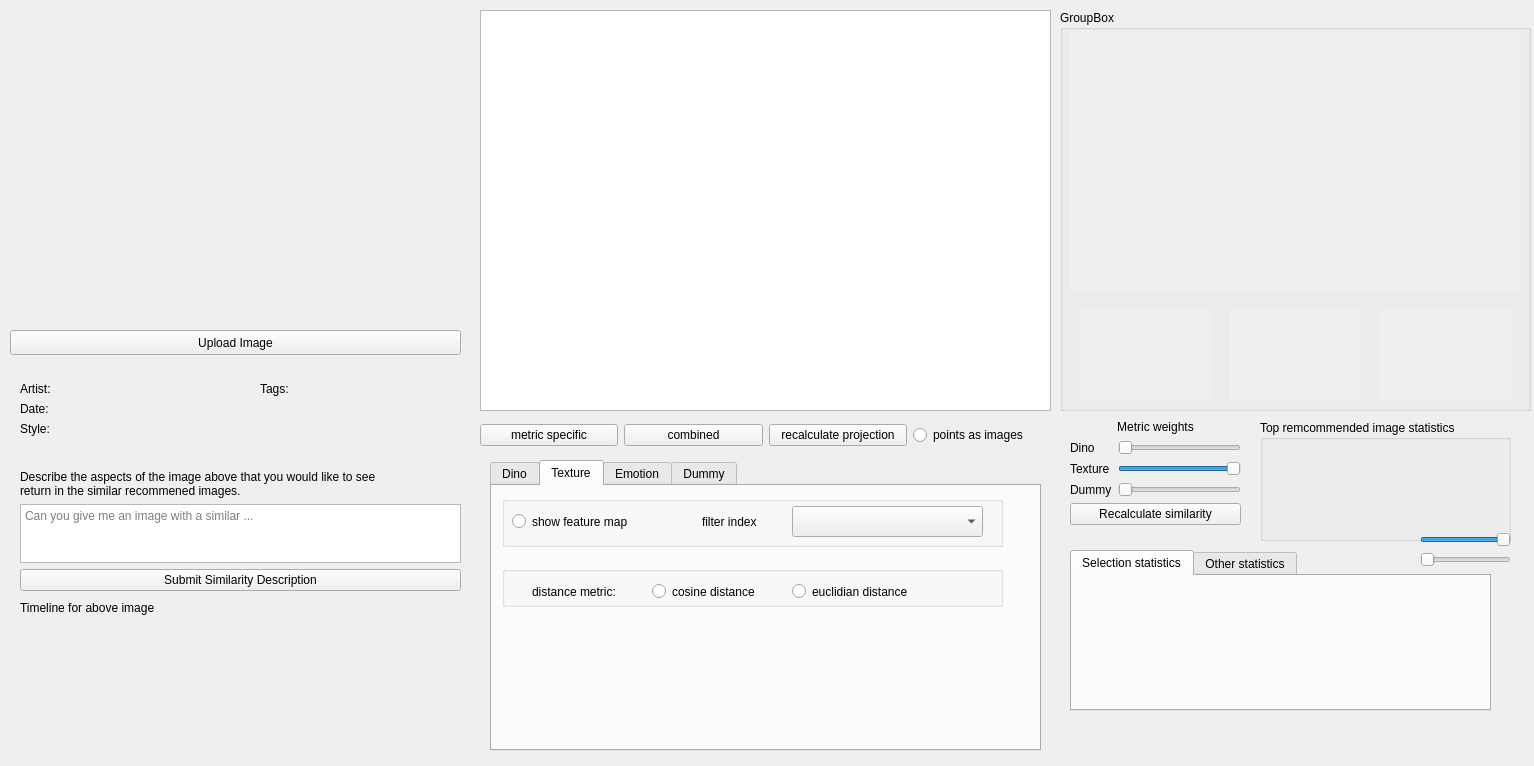
Qt form deepsim_analyzer/ds_dashboard/form.ui (jonathan-gerb/deepsim-analyzer) before a commit.
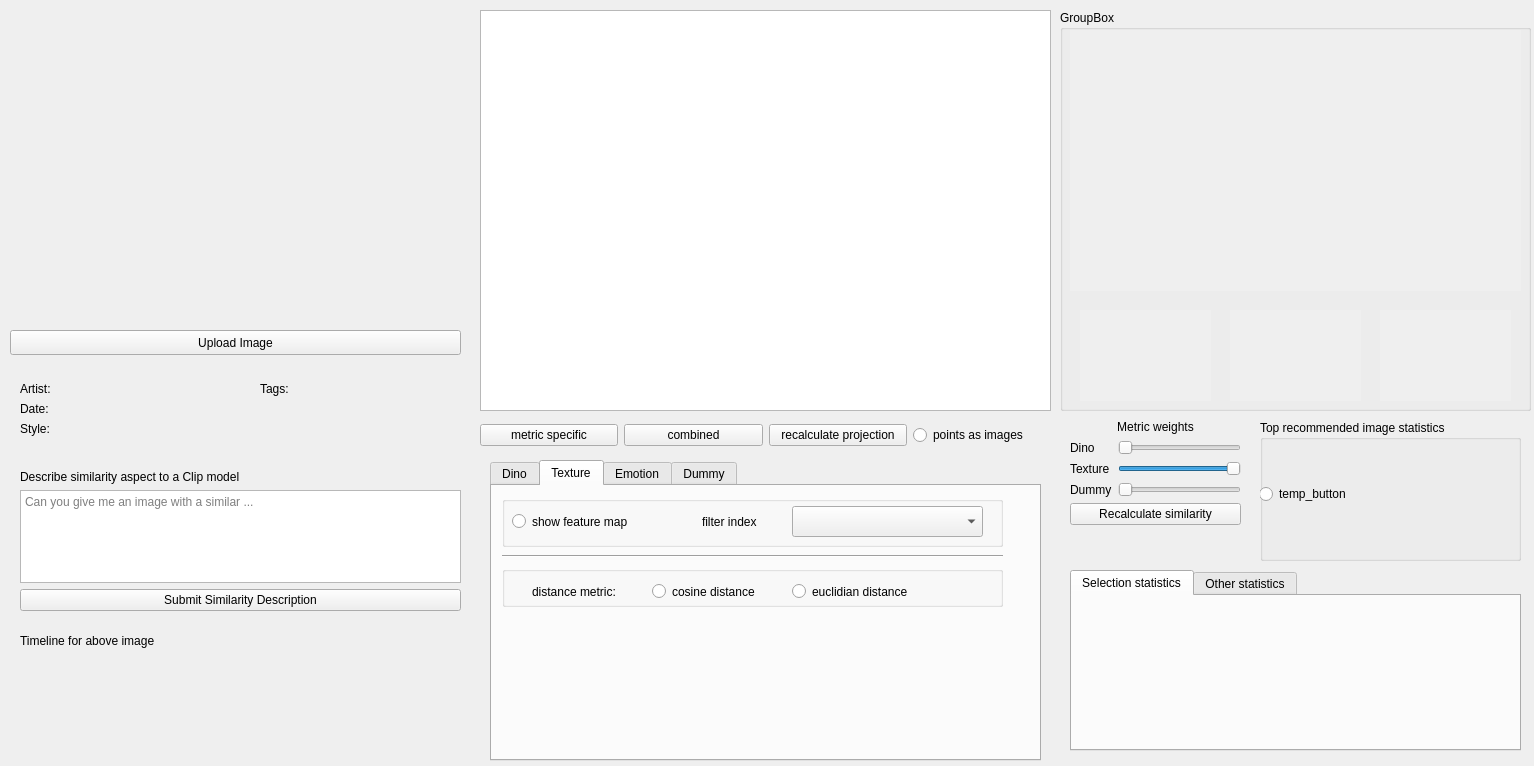
The same form after that commit. The open tabs and pages were chosen to show the change. Custom widgets are drawn as their Qt base class.

Patch:
```diff
--- a/deepsim_analyzer/ds_dashboard/form.ui
+++ b/deepsim_analyzer/ds_dashboard/form.ui
@@ -42,7 +42,7 @@
       <x>10</x>
       <y>460</y>
       <width>461</width>
-      <height>291</height>
+      <height>301</height>
      </rect>
     </property>
     <widget class="QWidget" name="verticalLayoutWidget">
@@ -51,29 +51,14 @@
        <x>10</x>
        <y>10</y>
        <width>441</width>
-       <height>121</height>
+       <height>141</height>
       </rect>
      </property>
      <layout class="QVBoxLayout" name="Clip_input_layout">
       <item>
        <widget class="QLabel" name="label_2">
-        <property name="lineWidth">
-         <number>4</number>
-        </property>
-        <property name="midLineWidth">
-         <number>1</number>
-        </property>
         <property name="text">
-         <string>&lt;html&gt;&lt;head/&gt;&lt;body&gt;&lt;p&gt;Describe the aspects of the image above that you would like to see &lt;br/&gt;return in the similar recommened images.&lt;/p&gt;&lt;/body&gt;&lt;/html&gt;</string>
-        </property>
-        <property name="textFormat">
-         <enum>Qt::RichText</enum>
-        </property>
-        <property name="wordWrap">
-         <bool>true</bool>
-        </property>
-        <property name="margin">
-         <number>0</number>
+         <string>Describe similarity aspect to a Clip model</string>
         </property>
        </widget>
       </item>
@@ -100,9 +85,9 @@
      <property name="geometry">
       <rect>
        <x>10</x>
-       <y>140</y>
+       <y>170</y>
        <width>439</width>
-       <height>16</height>
+       <height>21</height>
       </rect>
      </property>
      <property name="text">
@@ -113,9 +98,9 @@
      <property name="geometry">
       <rect>
        <x>10</x>
-       <y>160</y>
+       <y>200</y>
        <width>439</width>
-       <height>121</height>
+       <height>81</height>
       </rect>
      </property>
      <property name="autoFillBackground">
@@ -131,8 +116,8 @@
      <rect>
       <x>1060</x>
       <y>420</y>
-      <width>461</width>
-      <height>321</height>
+      <width>471</width>
+      <height>341</height>
      </rect>
     </property>
     <widget class="QWidget" name="formLayoutWidget">
@@ -141,7 +126,7 @@
        <x>10</x>
        <y>0</y>
        <width>171</width>
-       <height>124</height>
+       <height>139</height>
       </rect>
      </property>
      <layout class="QFormLayout" name="formLayout">
@@ -222,9 +207,9 @@
      <property name="geometry">
       <rect>
        <x>10</x>
-       <y>130</y>
-       <width>421</width>
-       <height>161</height>
+       <y>150</y>
+       <width>451</width>
+       <height>181</height>
       </rect>
      </property>
      <property name="currentIndex">
@@ -246,13 +231,32 @@
       <rect>
        <x>200</x>
        <y>0</y>
-       <width>251</width>
-       <height>121</height>
+       <width>261</width>
+       <height>141</height>
       </rect>
      </property>
      <property name="title">
-      <string>Top remcommended image statistics</string>
+      <string>Top recommended image statistics</string>
      </property>
+     <widget class="QWidget" name="verticalLayoutWidget_2">
+      <property name="geometry">
+       <rect>
+        <x>-1</x>
+        <y>9</y>
+        <width>261</width>
+        <height>131</height>
+       </rect>
+      </property>
+      <layout class="QVBoxLayout" name="verticalLayout">
+       <item>
+        <widget class="QRadioButton" name="radioButton">
+         <property name="text">
+          <string>temp_button</string>
+         </property>
+        </widget>
+       </item>
+      </layout>
+     </widget>
     </widget>
    </widget>
    <widget class="QWidget" name="box_metainfo" native="true">
@@ -389,7 +393,7 @@
       <x>490</x>
       <y>460</y>
       <width>551</width>
-      <height>291</height>
+      <height>301</height>
      </rect>
     </property>
     <property name="currentIndex">
@@ -759,6 +763,19 @@
        </property>
       </widget>
      </widget>
+     <widget class="Line" name="line_4">
+      <property name="geometry">
+       <rect>
+        <x>10</x>
+        <y>60</y>
+        <width>501</width>
+        <height>20</height>
+       </rect>
+      </property>
+      <property name="orientation">
+       <enum>Qt::Horizontal</enum>
+      </property>
+     </widget>
     </widget>
     <widget class="QWidget" name="emotion_tab">
      <attribute name="title">
@@ -852,71 +869,6 @@
      </attribute>
     </widget>
    </widget>
-   <widget class="QWidget" name="box_left_low" native="true">
-    <property name="geometry">
-     <rect>
-      <x>10</x>
-      <y>460</y>
-      <width>491</width>
-      <height>261</height>
-     </rect>
-    </property>
-   </widget>
-   <widget class="QWidget" name="box_right_low" native="true">
-    <property name="geometry">
-     <rect>
-      <x>1030</x>
-      <y>460</y>
-      <width>491</width>
-      <height>261</height>
-     </rect>
-    </property>
-    <widget class="QSlider" name="combo_texture_slider">
-     <property name="geometry">
-      <rect>
-       <x>390</x>
-       <y>70</y>
-       <width>91</width>
-       <height>20</height>
-      </rect>
-     </property>
-     <property name="maximum">
-      <number>100</number>
-     </property>
-     <property name="sliderPosition">
-      <number>100</number>
-     </property>
-     <property name="orientation">
-      <enum>Qt::Horizontal</enum>
-     </property>
-    </widget>
-    <widget class="QSlider" name="combo_dummy_slider">
-     <property name="geometry">
-      <rect>
-       <x>390</x>
-       <y>90</y>
-       <width>91</width>
-       <height>20</height>
-      </rect>
-     </property>
-     <property name="maximum">
-      <number>100</number>
-     </property>
-     <property name="orientation">
-      <enum>Qt::Horizontal</enum>
-     </property>
-    </widget>
-    <widget class="QWidget" name="emotion_tab">
-     <attribute name="title">
-      <string>Emotion</string>
-     </attribute>
-    </widget>
-    <widget class="QWidget" name="dummy_tab">
-     <attribute name="title">
-      <string>Dummy</string>
-     </attribute>
-    </widget>
-   </widget>
    <widget class="QGroupBox" name="groupBox">
     <property name="geometry">
      <rect>
```
Left out of the diff: 2 changed lines with no effect on the pictures.
